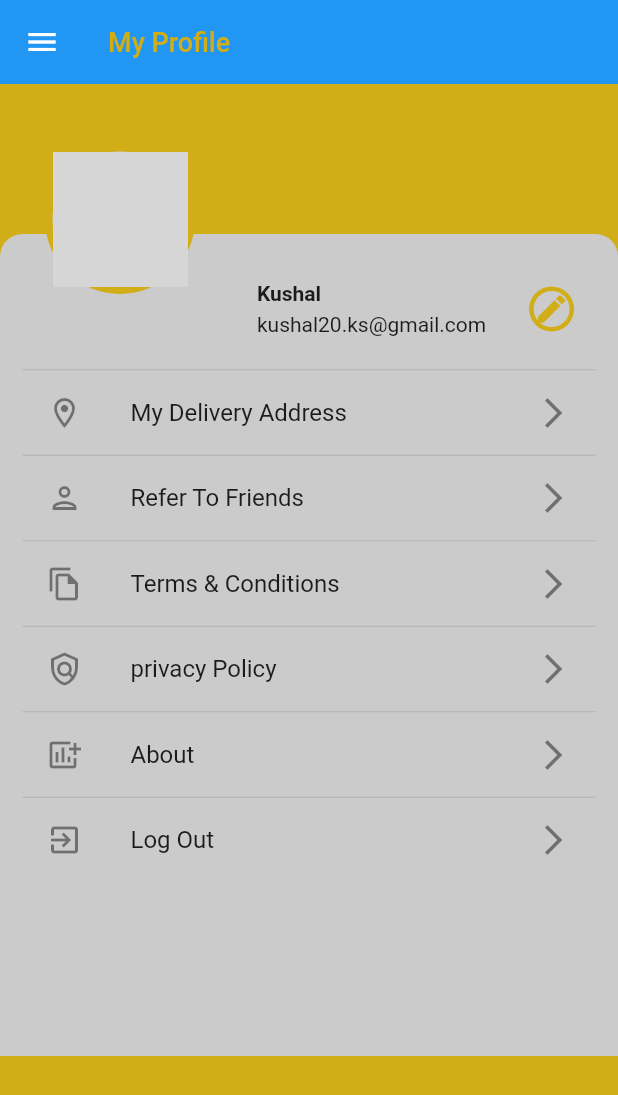
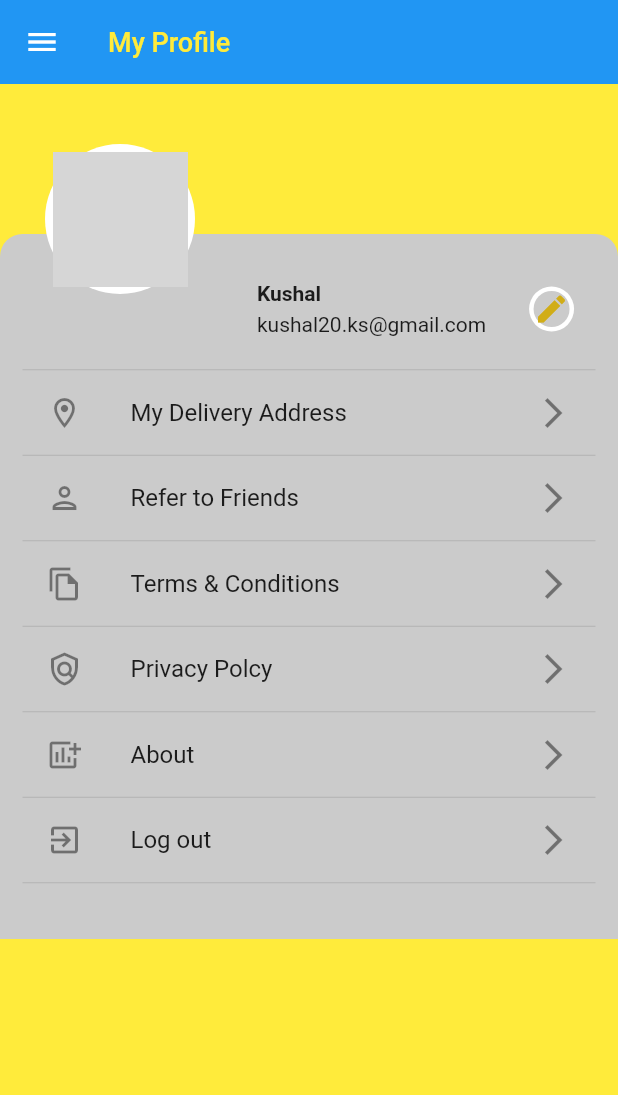
Before and after one commit to Kushalsharma20/groceryapp, a Flutter app: the MyProfile screen opened directly, on a phone screen of 412 x 824 dp. Shown: the top 1095 px of the screen. Run offline on Flutter 3.47's test engine with Material 2 defaults, Android fonts, the phone set to English and light mode, and no system bars; our stand-ins replace firebase_core; accounts and stored records are empty; network calls fail; grey boxes are pictures that could not be loaded.

Commit message:
updated the myprofile screen

```diff
--- a/lib/screens/home_screen/drawer_side.dart
+++ b/lib/screens/home_screen/drawer_side.dart
@@ -25,7 +25,7 @@ class DrawerSide extends StatelessWidget {
         backgroundColor: Colors.green,
         child: Container(
           width: 100,
-          color: Colors.green,
+          color: Colors.yellow,
           child: ListView(
             children: [
               DrawerHeader(
--- a/lib/screens/home_screen/home_screen.dart
+++ b/lib/screens/home_screen/home_screen.dart
@@ -130,7 +130,7 @@ class HomeScreen extends StatelessWidget {
     return Scaffold(
       drawer: DrawerSide(),
       appBar: AppBar(
-        backgroundColor: Colors.green,
+        backgroundColor: Colors.yellow,
         iconTheme: IconThemeData(color: textColor),
         title: Text(
           'Home',
--- a/lib/screens/my_profile/my_profile.dart
+++ b/lib/screens/my_profile/my_profile.dart
@@ -1,34 +1,21 @@
 import 'package:flutter/material.dart';
 import 'package:grocery_app/config/colors.dart';
 import 'package:grocery_app/screens/home_screen/drawer_side.dart';
+
+import '../home_screen/home_screen.dart';
 
 class MyProfile extends StatelessWidget {
   const MyProfile({super.key});
 
   @override
-  Widget listTile({IconData? icon, required String title}) {
-    return Column(
-      children: [
-        Divider(
-          height: 1,
-        ),
-        ListTile(
-          leading: Icon(icon),
-          title: Text(title),
-          trailing: Icon(Icons.arrow_forward_ios),
-        )
-      ],
-    );
-  }
-
-  Widget build(BuildContext context) {
+Widget build(BuildContext context) {
     return Scaffold(
-        backgroundColor: primarycolor,
+        backgroundColor: Colors.yellow,
         appBar: AppBar(
           elevation: 0.0,
           title: Text(
             "My Profile",
-            style: TextStyle(fontSize: 18, color: primarycolor),
+            style: TextStyle(fontSize: 18, color: Colors.yellow),
           ),
         ),
         drawer: DrawerSide(),
@@ -38,10 +25,10 @@ class MyProfile extends StatelessWidget {
               children: [
                 Container(
                   height: 100,
-                  color: primarycolor,
+                  color: Colors.yellow,
                 ),
                 Container(
-                  height: 548,
+                  height: 470,
                   width: double.infinity,
                   padding: EdgeInsets.symmetric(horizontal: 15, vertical: 10),
                   decoration: BoxDecoration(
@@ -80,7 +67,7 @@ class MyProfile extends StatelessWidget {
                               ),
                               CircleAvatar(
                                 radius: 15,
-                                backgroundColor: primarycolor,
+                                backgroundColor: Colors.white,
                                 child: CircleAvatar(
                                   radius: 12,
                                   child: Icon(
@@ -95,19 +82,75 @@ class MyProfile extends StatelessWidget {
                         )
                       ],
                     ),
-                    listTile(
-                        icon: Icons.location_on_outlined,
-                        title: "My Delivery Address"),
-                    listTile(
-                        icon: Icons.person_outlined, title: "Refer To Friends"),
-                    listTile(
-                        icon: Icons.file_copy_outlined,
-                        title: "Terms & Conditions"),
-                    listTile(
-                        icon: Icons.policy_outlined, title: "privacy Policy"),
-                    listTile(icon: Icons.add_chart, title: "About"),
-                    listTile(
-                        icon: Icons.exit_to_app_outlined, title: "Log Out"),
+                    Divider(
+                    height: 1,
+                  ),
+                    ListTile(
+                  leading: Icon(Icons.location_on_outlined),
+                  title: Text("My Delivery Address", textDirection: TextDirection.ltr),
+                  trailing: Icon(Icons.arrow_forward_ios),
+                  onTap: () {
+                    Navigator.push(context, MaterialPageRoute(
+                        builder: (context) => HomeScreen()));
+                  }),
+                  Divider(
+                    height: 1,
+                  ),
+                    ListTile(
+                  leading: Icon(Icons.person_outlined),
+                  title: Text("Refer to Friends", textDirection: TextDirection.ltr),
+                  trailing: Icon(Icons.arrow_forward_ios),
+                  onTap: () {
+                    Navigator.push(context, MaterialPageRoute(
+                        builder: (context) => HomeScreen()));
+                  }),
+                  Divider(
+                    height: 1,
+                  ),
+                    ListTile(
+                  leading: Icon(Icons.file_copy_outlined),
+                  title: Text("Terms & Conditions", textDirection: TextDirection.ltr),
+                  trailing: Icon(Icons.arrow_forward_ios),
+                  onTap: () {
+                    Navigator.push(context, MaterialPageRoute(
+                        builder: (context) => HomeScreen()));
+                  }),
+                  Divider(
+                    height: 1,
+                  ),
+                   ListTile(
+                  leading: Icon(Icons.policy_outlined),
+                  title: Text("Privacy Polcy", textDirection: TextDirection.ltr),
+                  trailing: Icon(Icons.arrow_forward_ios),
+                  onTap: () {
+                    Navigator.push(context, MaterialPageRoute(
+                        builder: (context) => HomeScreen()));
+                  }),
+                  Divider(
+                    height: 1,
+                  ),
+                    ListTile(
+                  leading: Icon(Icons.add_chart),
+                  title: Text("About", textDirection: TextDirection.ltr),
+                  trailing: Icon(Icons.arrow_forward_ios),
+                  onTap: () {
+                    Navigator.push(context, MaterialPageRoute(
+                        builder: (context) => HomeScreen()));
+                  }),
+                  Divider(
+                    height: 1,
+                  ),
+                   ListTile(
+                  leading: Icon(Icons.exit_to_app_outlined),
+                  title: Text("Log out", textDirection: TextDirection.ltr),
+                  trailing: Icon(Icons.arrow_forward_ios),
+                  onTap: () {
+                    Navigator.push(context, MaterialPageRoute(
+                        builder: (context) => HomeScreen()));
+                  }),
+                  Divider(
+                    height: 1,
+                  )
                   ]),
                 )
               ],
@@ -116,11 +159,11 @@ class MyProfile extends StatelessWidget {
               padding: const EdgeInsets.only(top: 40, left: 30),
               child: CircleAvatar(
                 radius: 50,
-                backgroundColor: primarycolor,
+                backgroundColor: Colors.white,
                 child: CircleAvatar(
                   backgroundImage: NetworkImage(""),
                   radius: 45,
-                  backgroundColor: scaffoldBackgroundColor,
+                  backgroundColor: Colors.white,
                 ),
               ),
             )
```
